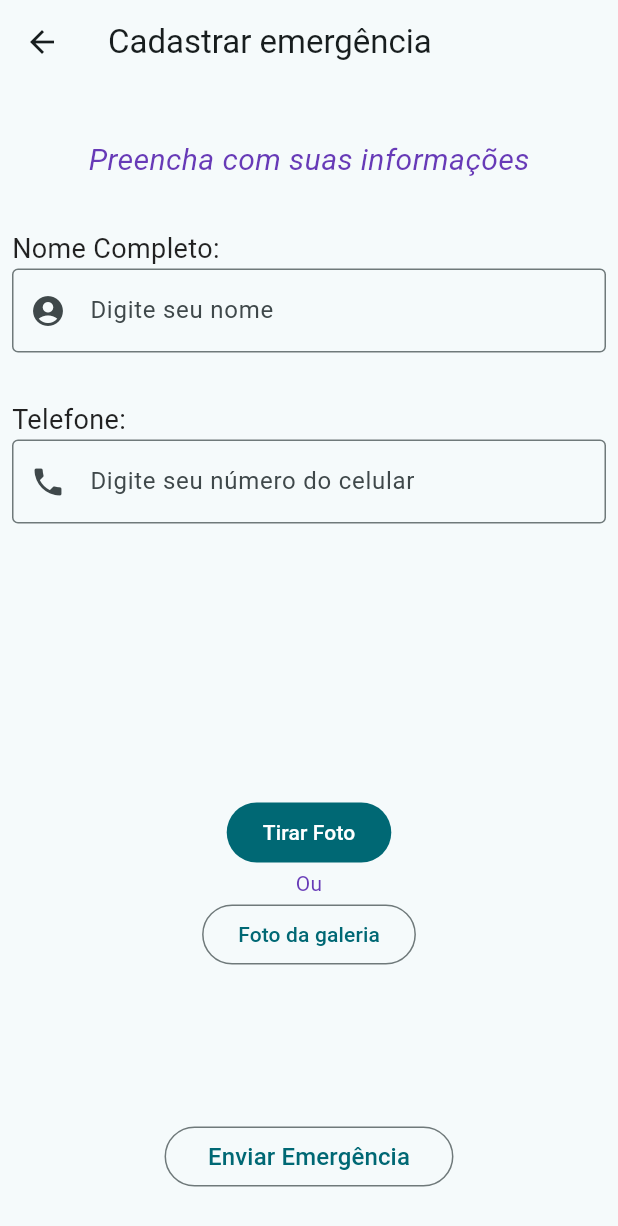
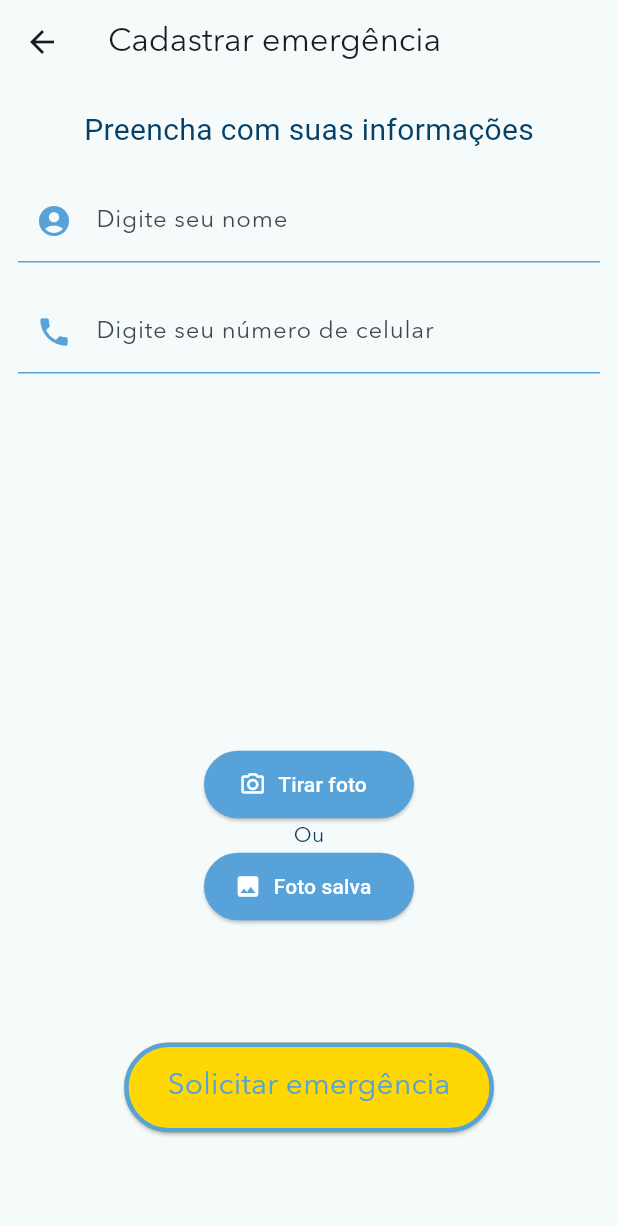
Before and after one commit to Jean2505/PI3-Flutter, a Flutter app: the CadastroEmergencia screen opened directly, on a phone screen of 412 x 824 dp. Shown: the top 1226 px of the screen. Run offline on Flutter 3.47's test engine with Material 2 defaults, Android fonts, the phone set to English and light mode, and no system bars; our stand-ins replace camera, cloud_firestore, cloud_functions, firebase_auth, firebase_core, firebase_messaging and 2 more; missing offline and left inert: firebase_authentication; accounts and stored records are empty; network calls fail; Roboto replaces fonts that are missing (AvenirNextLTPro-BoldCn).

Commit message:
Layout de cadastro de emergencia e lista de dentista finalizado para sprint 3

```diff
--- a/lib/main.dart
+++ b/lib/main.dart
@@ -92,10 +92,12 @@ class MyApp extends StatelessWidget {
   @override
   Widget build(BuildContext context) {
     return MaterialApp(
+      debugShowCheckedModeBanner: false,
       title: 'Teeth Kids',
       theme: ThemeData(
         colorScheme: ColorScheme.fromSeed(seedColor: Colors.white),
         useMaterial3: true,
+        fontFamily: 'AvenirNextLTPro'
       ),
       home: Scaffold(
         appBar: AppBar(
@@ -191,17 +193,23 @@ class _CadastroEmergenciaState extends State<CadastroEmergencia> {
   final _formNomeKey = GlobalKey<FormState>();
   final _formTelefoneKey = GlobalKey<FormState>();
 
+  final colorAzulEscuro = const Color(0xff064066);
+  final colorAzulClaro = const Color(0xff56a2d9);
+  final colorAzulCinza = const Color(0xff91b5cf);
+  final colorAmarelo = const Color(0xffffd803);
+
   @override
   Widget build(BuildContext context) {
     return Scaffold(
+      resizeToAvoidBottomInset: false,
       appBar: AppBar(
         title: Text(widget.title),
       ),
       body: Stack(
         children: [
-          Center(
-            child: Padding(
-              padding: const EdgeInsets.only(top: 20),
+          Center (
+            child: Padding (
+              padding: const EdgeInsets.only(top: 0),
               child: Column(
                 mainAxisAlignment: MainAxisAlignment.start,
                 children: <Widget>[
@@ -218,8 +226,9 @@ class _CadastroEmergenciaState extends State<CadastroEmergencia> {
                           'Preencha com suas informações',
                           style: TextStyle(
                               fontSize: 20,
-                              color: Colors.deepPurple,
-                              fontStyle: FontStyle.italic),
+                              color: Color(0xff064066),
+                              fontFamily: 'AvenirNextLTPro-BoldCn',
+                              fontStyle: FontStyle.normal),
                         ),
                       ],
                     ),
@@ -227,15 +236,12 @@ class _CadastroEmergenciaState extends State<CadastroEmergencia> {
                   Padding(
                     key: _formNomeKey,
                     padding:
-                        const EdgeInsets.symmetric(horizontal: 8, vertical: 16),
+                        const EdgeInsets.symmetric(horizontal: 12, vertical: 2),
                     child: Column(
                       crossAxisAlignment: CrossAxisAlignment.start,
                       children: [
-                        const Text(
-                          'Nome Completo:',
-                          style: TextStyle(fontSize: 18, color: Colors.black87),
-                        ),
                         TextFormField(
+
                           controller: myNomeController,
                           validator: (value) {
                             if (value == null || value.isEmpty) {
@@ -244,8 +250,16 @@ class _CadastroEmergenciaState extends State<CadastroEmergencia> {
                             return null;
                           },
                           decoration: const InputDecoration(
-                            border: OutlineInputBorder(),
-                            prefixIcon: Icon(Icons.account_circle_sharp),
+                            focusedBorder: UnderlineInputBorder(
+                              borderSide: BorderSide(color: Color(0xff56a2d9))
+                            ),
+                            enabledBorder: UnderlineInputBorder(
+                                borderSide: BorderSide(color: Color(0xff56a2d9))
+                            ),
+                            prefixIcon: Icon(
+                                Icons.account_circle_sharp,
+                                color: Color(0xff56a2d9),
+                            ),
                             labelText: 'Digite seu nome',
                           ),
                         ),
@@ -255,14 +269,10 @@ class _CadastroEmergenciaState extends State<CadastroEmergencia> {
                   Padding(
                     key: _formTelefoneKey,
                     padding:
-                        const EdgeInsets.symmetric(horizontal: 8, vertical: 16),
+                        const EdgeInsets.symmetric(horizontal: 12, vertical: 16),
                     child: Column(
                       crossAxisAlignment: CrossAxisAlignment.start,
                       children: [
-                        const Text(
-                          'Telefone:',
-                          style: TextStyle(fontSize: 18, color: Colors.black87),
-                        ),
                         TextFormField(
                           controller: myTelefoneController,
                           validator: (value) {
@@ -272,9 +282,16 @@ class _CadastroEmergenciaState extends State<CadastroEmergencia> {
                             return null;
                           },
                           decoration: const InputDecoration(
-                            border: OutlineInputBorder(),
-                            prefixIcon: Icon(Icons.phone),
-                            labelText: 'Digite seu número do celular',
+                            focusedBorder: UnderlineInputBorder(
+                                borderSide: BorderSide(color: Color(0xff56a2d9))
+                            ),
+                            enabledBorder: UnderlineInputBorder(
+                                borderSide: BorderSide(color: Color(0xff56a2d9))
+                            ),
+                            prefixIcon: Icon(
+                                Icons.phone,
+                                color: Color(0xff56a2d9),),
+                            labelText: 'Digite seu número de celular',
                           ),
                         ),
                       ],
@@ -292,31 +309,65 @@ class _CadastroEmergenciaState extends State<CadastroEmergencia> {
                 children: [
                   Container(
                     alignment: Alignment.bottomCenter,
-                    margin: const EdgeInsets.only(top: 5, bottom: 24),
+                    margin: const EdgeInsets.only(top: 0, bottom: 64),
                     child: Padding(
                       padding: const EdgeInsets.all(5),
                       child: Column(
                         children: [
-                          FilledButton(
+                          ElevatedButton.icon(
+                            icon: const Icon(Icons.camera_alt_outlined,
+                            color: Colors.white
+                            ),
                             onPressed: () async {
                               imagem = await pegarImagemCamera();
                             },
-                            child: const Text('Tirar Foto'),
+                            style: ElevatedButton.styleFrom(
+                              minimumSize: Size(140,45),
+                              primary: Color(0xff56a2d9),
+                            ),
+                            label: const Text('Tirar foto',
+                            style: TextStyle(
+                              color: Colors.white,
+                              fontFamily: 'AvenirNextLTPro-BoldCn',
+                              ),
+                            ),
+
                           ),
                           const Text(
                             'Ou',
                             style: TextStyle(
-                                fontSize: 14, color: Colors.deepPurple),
+                                fontSize: 14, color: Color(0xff064066)),
                           ),
-                          OutlinedButton(
+                          ElevatedButton.icon(
+                            icon: const Icon(Icons.photo,
+                                color: Colors.white
+                            ),
                             onPressed: () async {
                               imagem = await pegarImagemGaleria();
                             },
-                            child: const Text('Foto da galeria'),
+                            style: ElevatedButton.styleFrom(
+                              minimumSize: Size(140,45),
+                              primary: Color(0xff56a2d9),
+                            ),
+                            label: const Text('Foto salva',
+                              style: TextStyle(
+                                color: Colors.white,
+                                fontFamily: 'AvenirNextLTPro-BoldCn',
+                              ),
+                            ),
+
                           ),
                           Padding(
-                            padding: const EdgeInsets.only(top: 100),
-                            child: OutlinedButton(
+                            padding: const EdgeInsets.only(top: 80),
+                            child: ElevatedButton(
+                              style: ElevatedButton.styleFrom(
+                                minimumSize: Size(200, 60),
+                                side: BorderSide(
+                                  width: 3,
+                                  color: Color(0xff56a2d9),
+                                ),
+                                primary: Color(0xffffd803),
+                              ),
                               onPressed: () {
                                 enviarInfo(myNomeController.text,
                                     myTelefoneController.text, imagem);
@@ -362,15 +413,18 @@ class _CadastroEmergenciaState extends State<CadastroEmergencia> {
                                                 width: 20,
                                                 height: 20,
                                                 child:
-                                                    CircularProgressIndicator(),
+                                                    CircularProgressIndicator(
+                                                      color: Color(0xff56a2d9),
+                                                    ),
                                               ),
                                               Padding(
                                                 padding:
                                                     EdgeInsets.only(left: 20),
                                                 child: Text(
-                                                  'Procurando Dentistas',
+                                                  'Procurando dentistas',
                                                   style:
-                                                      TextStyle(fontSize: 16),
+                                                      TextStyle(fontSize: 20,
+                                                      color: Color(0xff56a2d9),),
                                                 ),
                                               ),
                                             ],
@@ -378,8 +432,9 @@ class _CadastroEmergenciaState extends State<CadastroEmergencia> {
                                         : const Padding(
                                             padding: EdgeInsets.all(5),
                                             child: Text(
-                                              'Enviar Emergência',
-                                              style: TextStyle(fontSize: 16),
+                                              'Solicitar emergência',
+                                              style: TextStyle(fontSize: 20,
+                                              color: Color(0xff56a2d9)),
                                             ),
                                           );
                                   }),
@@ -476,7 +531,11 @@ class _listaDentistasState extends State<listaDentistas> {
 
    @override
    Widget build(BuildContext context) {
-     return ListView.separated(
+     return Scaffold(
+       appBar: AppBar(
+         title: const Text('Lista de dentistas'),
+       ),
+       body: ListView.separated(
          padding: const EdgeInsets.all(8),
          itemCount: _nomesDentista.length,
          itemBuilder: (BuildContext context, int index) {
@@ -486,14 +545,35 @@ class _listaDentistasState extends State<listaDentistas> {
                    MaterialPageRoute(builder: (context) => dadosDentista(title: _nomesDentista[index], index: index)),
                  ),
              child: Container(
-              height: 50,
-              color: Colors.cyan[colorCodes[index]],
-              child: Center(child: Text(_nomesDentista[index])),
+               decoration: BoxDecoration(
+                 color: Color(0xff56a2d9),
+                 border: Border.all(
+                   width: 5,
+                   color: Color(0xff064066),
+                 ),
+                 borderRadius: BorderRadius.all(Radius.circular(10)),
+               ),
+               height: 75,
 
+               child: Column(
+                 children: [
+                   //Icon(Icons.arrow_forward_ios),
+                   Center(
+                     child: Text(
+                       _nomesDentista[index],
+                       style: const TextStyle(
+                          fontFamily: 'AvenirNextLTPro-BoldCn',
+                          fontSize: 25,
+                       ),
+                     ),
+                   ),
+                 ],
+               ),
              ),
            );
          },
          separatorBuilder: (BuildContext context, int index) => const Divider(),
+       ),
      );
    }
 }
```
Also changed, not shown: pubspec.yaml (+7 -4 lines), assets/fonts/AvenirNextLTPro-BoldCn.otf (added), assets/fonts/AvenirNextLTPro-Demi.otf (added), assets/fonts/AvenirNextLTPro-DemiCn.otf (added), assets/fonts/AvenirNextLTPro-Regular.otf (added). Lines whose indentation alone changed are shown as unchanged.
